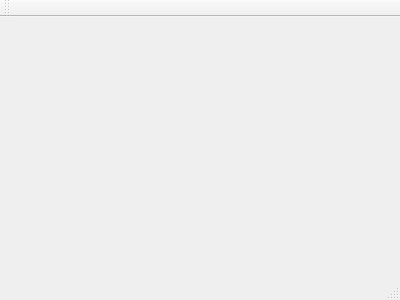
The window that Warshall/interfaz.ui (KendallTencio/Warshall) describes before a commit, drawn with Qt 5.
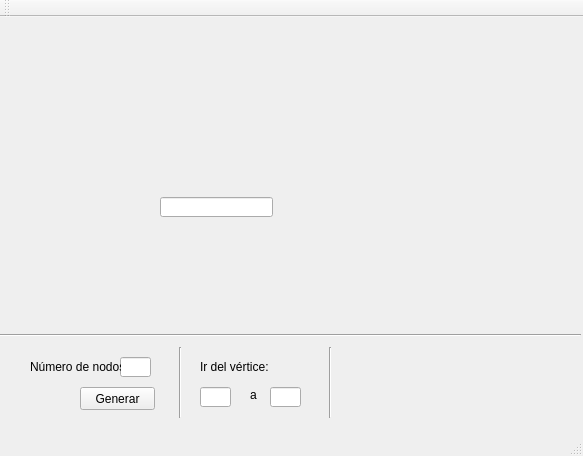
The same window after the commit.

Commit message: Ordenando e implementando interfaz

```diff
--- a/Warshall/interfaz.ui
+++ b/Warshall/interfaz.ui
@@ -1,24 +1,171 @@
 <ui version="4.0">
  <class>interfaz</class>
- <widget class="QMainWindow" name="interfaz" >
-  <property name="geometry" >
+ <widget class="QMainWindow" name="interfaz">
+  <property name="geometry">
    <rect>
     <x>0</x>
     <y>0</y>
-    <width>400</width>
-    <height>300</height>
+    <width>583</width>
+    <height>456</height>
    </rect>
   </property>
   <property name="windowTitle" >
    <string>interfaz</string>
   </property>
-  <widget class="QMenuBar" name="menuBar" />
-  <widget class="QToolBar" name="mainToolBar" />
-  <widget class="QWidget" name="centralWidget" />
-  <widget class="QStatusBar" name="statusBar" />
+  <widget class="QWidget" name="centralWidget">
+   <widget class="QLineEdit" name="lineEdit">
+    <property name="geometry">
+     <rect>
+      <x>120</x>
+      <y>340</y>
+      <width>31</width>
+      <height>20</height>
+     </rect>
+    </property>
+   </widget>
+   <widget class="QLineEdit" name="lineEdit_2">
+    <property name="geometry">
+     <rect>
+      <x>200</x>
+      <y>370</y>
+      <width>31</width>
+      <height>20</height>
+     </rect>
+    </property>
+   </widget>
+   <widget class="QLineEdit" name="lineEdit_3">
+    <property name="geometry">
+     <rect>
+      <x>270</x>
+      <y>370</y>
+      <width>31</width>
+      <height>20</height>
+     </rect>
+    </property>
+   </widget>
+   <widget class="QLineEdit" name="lineEdit_4">
+    <property name="geometry">
+     <rect>
+      <x>160</x>
+      <y>180</y>
+      <width>113</width>
+      <height>20</height>
+     </rect>
+    </property>
+   </widget>
+   <widget class="QLabel" name="label">
+    <property name="geometry">
+     <rect>
+      <x>30</x>
+      <y>340</y>
+      <width>91</width>
+      <height>20</height>
+     </rect>
+    </property>
+    <property name="text">
+     <string>Número de nodos</string>
+    </property>
+   </widget>
+   <widget class="QLabel" name="label_2">
+    <property name="geometry">
+     <rect>
+      <x>250</x>
+      <y>370</y>
+      <width>16</width>
+      <height>16</height>
+     </rect>
+    </property>
+    <property name="text">
+     <string>a</string>
+    </property>
+   </widget>
+   <widget class="QLabel" name="label_3">
+    <property name="geometry">
+     <rect>
+      <x>200</x>
+      <y>340</y>
+      <width>81</width>
+      <height>20</height>
+     </rect>
+    </property>
+    <property name="text">
+     <string>Ir del vértice:</string>
+    </property>
+   </widget>
+   <widget class="QPushButton" name="pushButton">
+    <property name="geometry">
+     <rect>
+      <x>80</x>
+      <y>370</y>
+      <width>75</width>
+      <height>23</height>
+     </rect>
+    </property>
+    <property name="text">
+     <string>Generar</string>
+    </property>
+   </widget>
+   <widget class="Line" name="line">
+    <property name="geometry">
+     <rect>
+      <x>0</x>
+      <y>310</y>
+      <width>581</width>
+      <height>16</height>
+     </rect>
+    </property>
+    <property name="orientation">
+     <enum>Qt::Horizontal</enum>
+    </property>
+   </widget>
+   <widget class="Line" name="line_2">
+    <property name="geometry">
+     <rect>
+      <x>170</x>
+      <y>330</y>
+      <width>20</width>
+      <height>71</height>
+     </rect>
+    </property>
+    <property name="orientation">
+     <enum>Qt::Vertical</enum>
+    </property>
+   </widget>
+   <widget class="Line" name="line_3">
+    <property name="geometry">
+     <rect>
+      <x>320</x>
+      <y>330</y>
+      <width>20</width>
+      <height>71</height>
+     </rect>
+    </property>
+    <property name="orientation">
+     <enum>Qt::Vertical</enum>
+    </property>
+   </widget>
+  </widget>
+  <widget class="QMenuBar" name="menuBar">
+   <property name="geometry">
+    <rect>
+     <x>0</x>
+     <y>0</y>
+     <width>583</width>
+     <height>18</height>
+    </rect>
+   </property>
+  </widget>
+  <widget class="QToolBar" name="mainToolBar">
+   <attribute name="toolBarArea">
+    <enum>TopToolBarArea</enum>
+   </attribute>
+   <attribute name="toolBarBreak">
+    <bool>false</bool>
+   </attribute>
+  </widget>
+  <widget class="QStatusBar" name="statusBar"/>
  </widget>
- <layoutDefault spacing="6" margin="11" />
- <pixmapfunction></pixmapfunction>
+ <layoutdefault spacing="6" margin="11"/>
  <resources/>
  <connections/>
 </ui>
```
Left out of the diff: 3 changed lines with no effect on the pictures. The commit also changes 16 other files.
